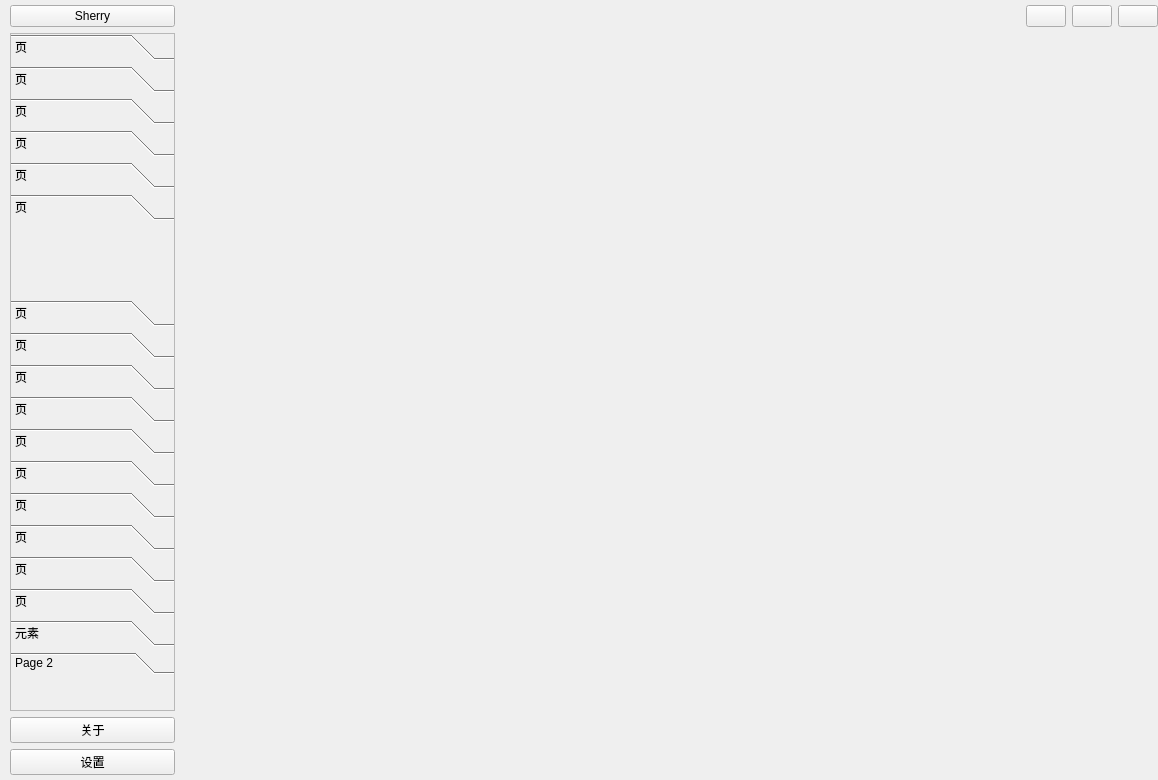
py-mu/sherry, file sherry/view/prototype/prototype_activity_simple_theme.ui: the form before one commit.
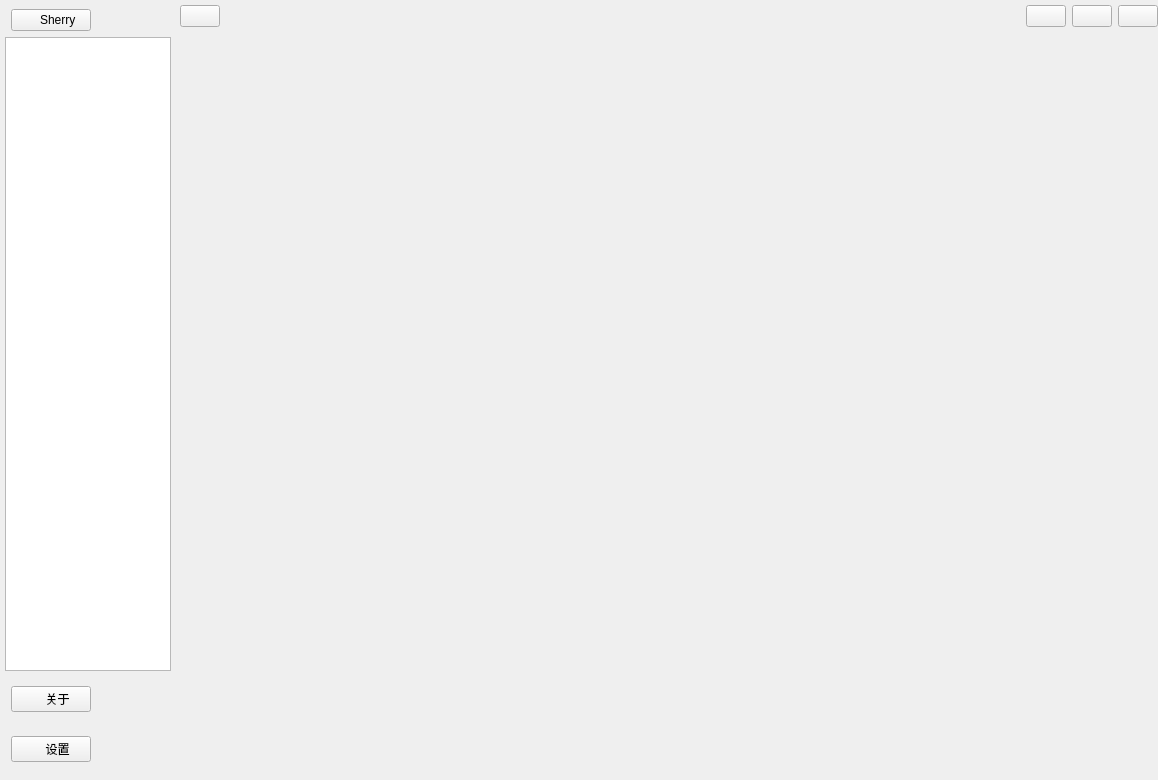
The form after the commit. The open tabs and pages were chosen to show the change.

What changed in the file:
```diff
--- a/sherry/view/prototype/prototype_activity_simple_theme.ui
+++ b/sherry/view/prototype/prototype_activity_simple_theme.ui
@@ -37,32 +37,14 @@
        <verstretch>0</verstretch>
       </sizepolicy>
      </property>
-     <property name="minimumSize">
-      <size>
-       <width>180</width>
-       <height>0</height>
-      </size>
-     </property>
      <property name="maximumSize">
       <size>
        <width>180</width>
        <height>16777215</height>
       </size>
      </property>
-     <layout class="QVBoxLayout" name="verticalLayout_3">
-      <property name="spacing">
-       <number>6</number>
-      </property>
+     <layout class="QVBoxLayout" name="verticalLayout_2">
       <property name="leftMargin">
-       <number>10</number>
-      </property>
-      <property name="topMargin">
-       <number>5</number>
-      </property>
-      <property name="rightMargin">
-       <number>5</number>
-      </property>
-      <property name="bottomMargin">
        <number>5</number>
       </property>
       <item>
@@ -73,9 +55,12 @@
           <verstretch>0</verstretch>
          </sizepolicy>
         </property>
-        <layout class="QVBoxLayout" name="verticalLayout">
+        <layout class="QHBoxLayout" name="horizontalLayout_3">
+         <property name="spacing">
+          <number>10</number>
+         </property>
          <property name="leftMargin">
-          <number>0</number>
+          <number>6</number>
          </property>
          <property name="topMargin">
           <number>0</number>
@@ -88,317 +73,134 @@
          </property>
          <item>
           <widget class="QPushButton" name="pushButton">
+           <property name="sizePolicy">
+            <sizepolicy hsizetype="Fixed" vsizetype="Fixed">
+             <horstretch>0</horstretch>
+             <verstretch>0</verstretch>
+            </sizepolicy>
+           </property>
            <property name="text">
-            <string>Sherry</string>
+            <string>    Sherry</string>
+           </property>
+           <property name="iconSize">
+            <size>
+             <width>30</width>
+             <height>30</height>
+            </size>
            </property>
           </widget>
          </item>
+         <item>
+          <spacer name="horizontalSpacer_2">
+           <property name="orientation">
+            <enum>Qt::Horizontal</enum>
+           </property>
+           <property name="sizeHint" stdset="0">
+            <size>
+             <width>40</width>
+             <height>20</height>
+            </size>
+           </property>
+          </spacer>
+         </item>
         </layout>
        </widget>
       </item>
       <item>
-       <widget class="QScrollArea" name="scrollArea">
+       <widget class="QTreeWidget" name="treeWidget">
         <property name="horizontalScrollBarPolicy">
          <enum>Qt::ScrollBarAlwaysOff</enum>
         </property>
-        <property name="widgetResizable">
+        <property name="headerHidden">
          <bool>true</bool>
         </property>
-        <widget class="QWidget" name="scrollAreaWidgetContents_2">
-         <property name="geometry">
-          <rect>
-           <x>0</x>
-           <y>0</y>
-           <width>163</width>
-           <height>681</height>
-          </rect>
+        <column>
+         <property name="text">
+          <string/>
          </property>
-         <layout class="QVBoxLayout" name="verticalLayout_2">
-          <property name="spacing">
-           <number>0</number>
-          </property>
-          <property name="leftMargin">
-           <number>0</number>
-          </property>
-          <property name="topMargin">
-           <number>0</number>
-          </property>
-          <property name="rightMargin">
-           <number>0</number>
-          </property>
-          <property name="bottomMargin">
-           <number>0</number>
-          </property>
-          <item>
-           <widget class="QToolBox" name="toolBox">
-            <property name="currentIndex">
-             <number>5</number>
-            </property>
-            <widget class="QWidget" name="page_3">
-             <property name="geometry">
-              <rect>
-               <x>0</x>
-               <y>0</y>
-               <width>163</width>
-               <height>69</height>
-              </rect>
-             </property>
-             <attribute name="label">
-              <string>页</string>
-             </attribute>
-            </widget>
-            <widget class="QWidget" name="page_6">
-             <property name="geometry">
-              <rect>
-               <x>0</x>
-               <y>0</y>
-               <width>163</width>
-               <height>69</height>
-              </rect>
-             </property>
-             <attribute name="label">
-              <string>页</string>
-             </attribute>
-            </widget>
-            <widget class="QWidget" name="page_7">
-             <property name="geometry">
-              <rect>
-               <x>0</x>
-               <y>0</y>
-               <width>163</width>
-               <height>69</height>
-              </rect>
-             </property>
-             <attribute name="label">
-              <string>页</string>
-             </attribute>
-            </widget>
-            <widget class="QWidget" name="page_8">
-             <property name="geometry">
-              <rect>
-               <x>0</x>
-               <y>0</y>
-               <width>163</width>
-               <height>69</height>
-              </rect>
-             </property>
-             <attribute name="label">
-              <string>页</string>
-             </attribute>
-            </widget>
-            <widget class="QWidget" name="page_9">
-             <property name="geometry">
-              <rect>
-               <x>0</x>
-               <y>0</y>
-               <width>163</width>
-               <height>69</height>
-              </rect>
-             </property>
-             <attribute name="label">
-              <string>页</string>
-             </attribute>
-            </widget>
-            <widget class="QWidget" name="page_10">
-             <property name="geometry">
-              <rect>
-               <x>0</x>
-               <y>0</y>
-               <width>163</width>
-               <height>69</height>
-              </rect>
-             </property>
-             <attribute name="label">
-              <string>页</string>
-             </attribute>
-            </widget>
-            <widget class="QWidget" name="page_11">
-             <property name="geometry">
-              <rect>
-               <x>0</x>
-               <y>0</y>
-               <width>163</width>
-               <height>69</height>
-              </rect>
-             </property>
-             <attribute name="label">
-              <string>页</string>
-             </attribute>
-            </widget>
-            <widget class="QWidget" name="page_12">
-             <property name="geometry">
-              <rect>
-               <x>0</x>
-               <y>0</y>
-               <width>163</width>
-               <height>69</height>
-              </rect>
-             </property>
-             <attribute name="label">
-              <string>页</string>
-             </attribute>
-            </widget>
-            <widget class="QWidget" name="page_13">
-             <property name="geometry">
-              <rect>
-               <x>0</x>
-               <y>0</y>
-               <width>163</width>
-               <height>69</height>
-              </rect>
-             </property>
-             <attribute name="label">
-              <string>页</string>
-             </attribute>
-            </widget>
-            <widget class="QWidget" name="page_14">
-             <property name="geometry">
-              <rect>
-               <x>0</x>
-               <y>0</y>
-               <width>163</width>
-               <height>69</height>
-              </rect>
-             </property>
-             <attribute name="label">
-              <string>页</string>
-             </attribute>
-            </widget>
-            <widget class="QWidget" name="page_15">
-             <property name="geometry">
-              <rect>
-               <x>0</x>
-               <y>0</y>
-               <width>163</width>
-               <height>69</height>
-              </rect>
-             </property>
-             <attribute name="label">
-              <string>页</string>
-             </attribute>
-            </widget>
-            <widget class="QWidget" name="page_16">
-             <property name="geometry">
-              <rect>
-               <x>0</x>
-               <y>0</y>
-               <width>163</width>
-               <height>69</height>
-              </rect>
-             </property>
-             <attribute name="label">
-              <string>页</string>
-             </attribute>
-            </widget>
-            <widget class="QWidget" name="page_17">
-             <property name="geometry">
-              <rect>
-               <x>0</x>
-               <y>0</y>
-               <width>163</width>
-               <height>69</height>
-              </rect>
-             </property>
-             <attribute name="label">
-              <string>页</string>
-             </attribute>
-            </widget>
-            <widget class="QWidget" name="page_18">
-             <property name="geometry">
-              <rect>
-               <x>0</x>
-               <y>0</y>
-               <width>163</width>
-               <height>69</height>
-              </rect>
-             </property>
-             <attribute name="label">
-              <string>页</string>
-             </attribute>
-            </widget>
-            <widget class="QWidget" name="page_19">
-             <property name="geometry">
-              <rect>
-               <x>0</x>
-               <y>0</y>
-               <width>163</width>
-               <height>69</height>
-              </rect>
-             </property>
-             <attribute name="label">
-              <string>页</string>
-             </attribute>
-            </widget>
-            <widget class="QWidget" name="page_20">
-             <property name="geometry">
-              <rect>
-               <x>0</x>
-               <y>0</y>
-               <width>163</width>
-               <height>69</height>
-              </rect>
-             </property>
-             <attribute name="label">
-              <string>页</string>
-             </attribute>
-            </widget>
-            <widget class="QWidget" name="page">
-             <property name="geometry">
-              <rect>
-               <x>0</x>
-               <y>0</y>
-               <width>163</width>
-               <height>69</height>
-              </rect>
-             </property>
-             <attribute name="label">
-              <string>元素</string>
-             </attribute>
-            </widget>
-            <widget class="QWidget" name="page_2">
-             <property name="geometry">
-              <rect>
-               <x>0</x>
-               <y>0</y>
-               <width>163</width>
-               <height>69</height>
-              </rect>
-             </property>
-             <attribute name="label">
-              <string>Page 2</string>
-             </attribute>
-            </widget>
-           </widget>
-          </item>
-          <item>
-           <spacer name="verticalSpacer">
-            <property name="orientation">
-             <enum>Qt::Vertical</enum>
-            </property>
-            <property name="sizeHint" stdset="0">
-             <size>
-              <width>20</width>
-              <height>40</height>
-             </size>
-            </property>
-           </spacer>
-          </item>
-         </layout>
-        </widget>
+        </column>
        </widget>
       </item>
       <item>
-       <widget class="QPushButton" name="pushButton_2">
-        <property name="text">
-         <string>关于</string>
-        </property>
+       <widget class="QWidget" name="widget_7" native="true">
+        <layout class="QHBoxLayout" name="horizontalLayout_4">
+         <property name="leftMargin">
+          <number>6</number>
+         </property>
+         <item>
+          <widget class="QPushButton" name="pushButton_2">
+           <property name="sizePolicy">
+            <sizepolicy hsizetype="Fixed" vsizetype="Fixed">
+             <horstretch>0</horstretch>
+             <verstretch>0</verstretch>
+            </sizepolicy>
+           </property>
+           <property name="text">
+            <string>    关于</string>
+           </property>
+           <property name="iconSize">
+            <size>
+             <width>30</width>
+             <height>30</height>
+            </size>
+           </property>
+          </widget>
+         </item>
+         <item>
+          <spacer name="horizontalSpacer_3">
+           <property name="orientation">
+            <enum>Qt::Horizontal</enum>
+           </property>
+           <property name="sizeHint" stdset="0">
+            <size>
+             <width>40</width>
+             <height>20</height>
+            </size>
+           </property>
+          </spacer>
+         </item>
+        </layout>
        </widget>
       </item>
       <item>
-       <widget class="QPushButton" name="pushButton_3">
-        <property name="text">
-         <string>设置</string>
-        </property>
+       <widget class="QWidget" name="widget_8" native="true">
+        <layout class="QHBoxLayout" name="horizontalLayout_5">
+         <property name="leftMargin">
+          <number>6</number>
+         </property>
+         <item>
+          <widget class="QPushButton" name="pushButton_3">
+           <property name="sizePolicy">
+            <sizepolicy hsizetype="Fixed" vsizetype="Fixed">
+             <horstretch>0</horstretch>
+             <verstretch>0</verstretch>
+            </sizepolicy>
+           </property>
+           <property name="text">
+            <string>    设置</string>
+           </property>
+           <property name="iconSize">
+            <size>
+             <width>30</width>
+             <height>30</height>
+            </size>
+           </property>
+          </widget>
+         </item>
+         <item>
+          <spacer name="horizontalSpacer_4">
+           <property name="orientation">
+            <enum>Qt::Horizontal</enum>
+           </property>
+           <property name="sizeHint" stdset="0">
+            <size>
+             <width>40</width>
+             <height>20</height>
+            </size>
+           </property>
+          </spacer>
+         </item>
+        </layout>
        </widget>
       </item>
      </layout>
@@ -449,6 +251,19 @@
          <property name="bottomMargin">
           <number>0</number>
          </property>
+         <item>
+          <widget class="QPushButton" name="pushButton_8">
+           <property name="text">
+            <string/>
+           </property>
+           <property name="iconSize">
+            <size>
+             <width>15</width>
+             <height>15</height>
+            </size>
+           </property>
+          </widget>
+         </item>
          <item>
           <spacer name="horizontalSpacer">
            <property name="orientation">
```
Left out of the diff: 67 changed lines with no effect on the pictures.
